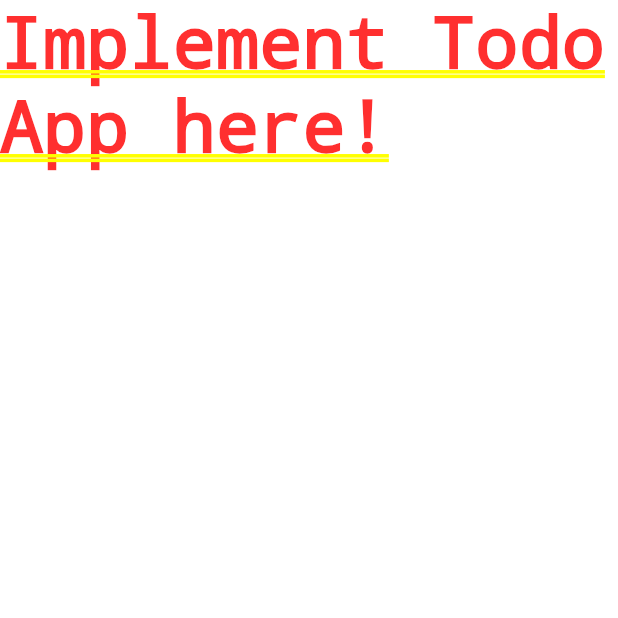
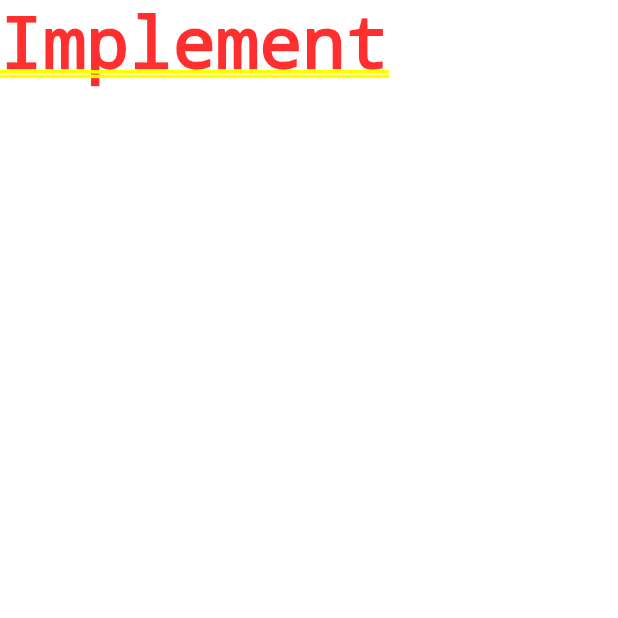
Before and after one commit to aboo/todo, a Flutter app: the screen it shows after launch, on a phone screen of 412 x 824 dp, the top half of it. Run offline on Flutter 3.47's test engine with Material 2 defaults, Android fonts, the phone set to English and light mode, and no system bars.

Commit message:
first commit

```diff
--- a/lib/main.dart
+++ b/lib/main.dart
@@ -28,6 +28,6 @@ class TodoApp extends StatelessWidget {
   }
 
   _buildApp() {
-    return Text("Implement Todo App here!");
+    return Text("Implement");
   }
 }
```
Also changed, not shown: pubspec.lock.
